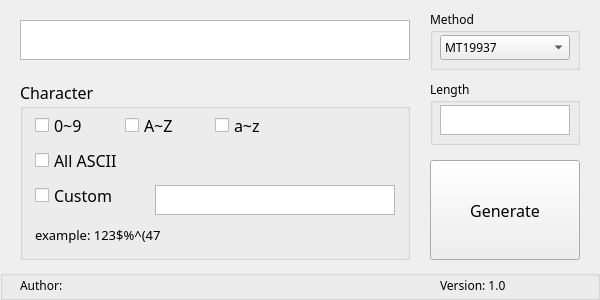
Above: widget.ui from CyberMomomo/RandPasswd before the change. Below: the same form after it.
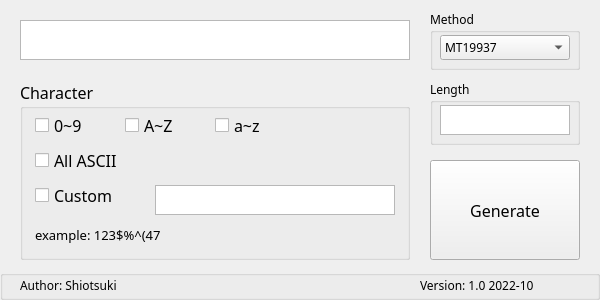
That is the form after the change.

The edit to the form file:
```diff
--- a/widget.ui
+++ b/widget.ui
@@ -316,25 +316,25 @@
      <rect>
       <x>20</x>
       <y>0</y>
-      <width>100</width>
+      <width>140</width>
       <height>30</height>
      </rect>
     </property>
     <property name="text">
-     <string>Author: </string>
+     <string>Author: Shiotsuki</string>
     </property>
    </widget>
    <widget class="QLabel" name="Version">
     <property name="geometry">
      <rect>
-      <x>440</x>
+      <x>420</x>
       <y>0</y>
-      <width>160</width>
+      <width>180</width>
       <height>30</height>
      </rect>
     </property>
     <property name="text">
-     <string>Version: 1.0</string>
+     <string>Version: 1.0 2022-10</string>
     </property>
    </widget>
   </widget>
```
